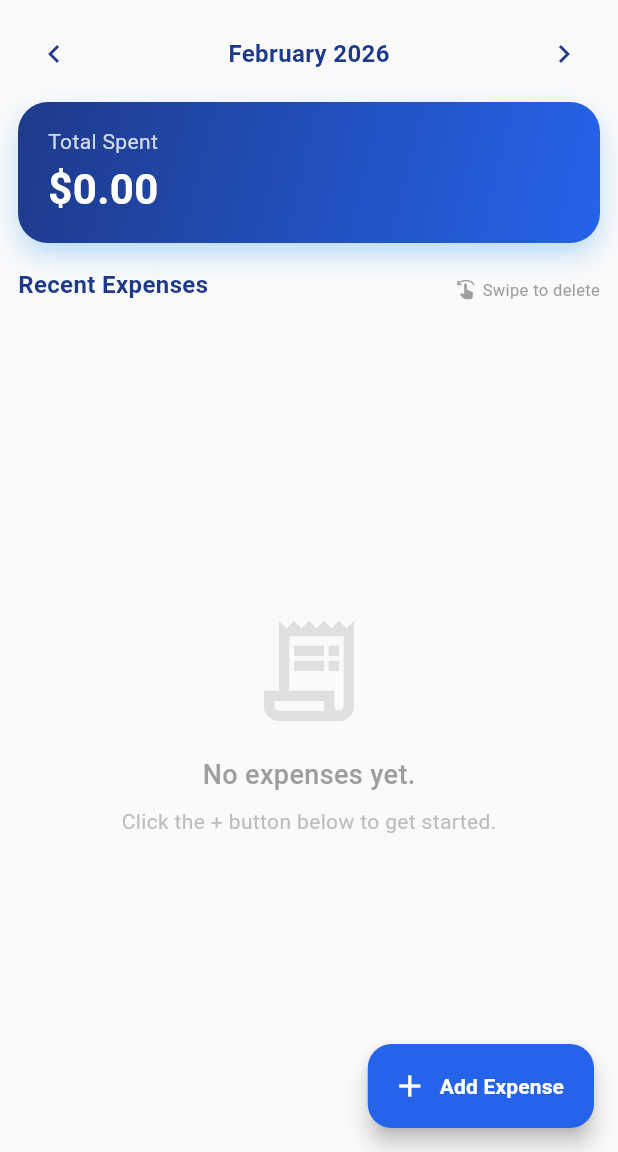
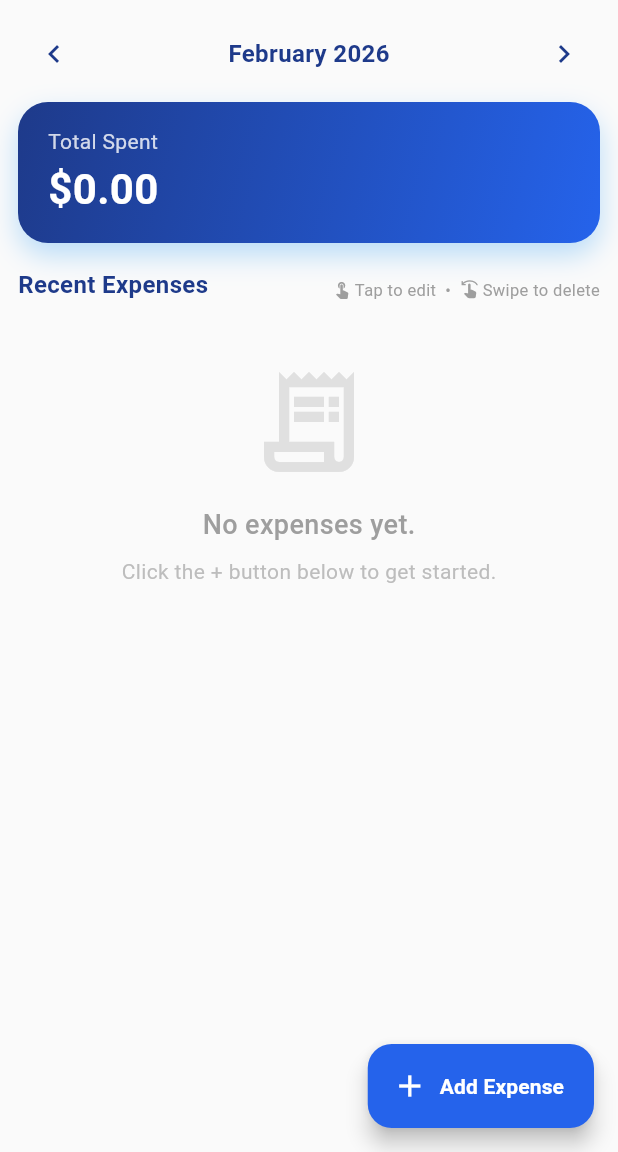
Before and after one commit to Amez-Khan/smart-expense-manager, a Flutter app: the screen it shows once a user with an empty profile is signed in, on a phone screen of 412 x 824 dp, the part 84-1236 px from its top. Run offline on Flutter 3.47's test engine with Material 3 defaults, Android fonts, the phone set to English and light mode, and no system bars; our stand-ins replace cloud_firestore, firebase_auth, firebase_core; accounts and stored records are empty.

Commit message:
feat: add edit expense, update UX hints, and fix landscape overflow

```diff
--- a/lib/features/auth/presentation/pages/dashboard_page.dart
+++ b/lib/features/auth/presentation/pages/dashboard_page.dart
@@ -161,7 +161,7 @@ class _DashboardPageState extends State<DashboardPage> {
             ..sort((a, b) => b.value.compareTo(a.value));
           // --------------------------------------------
 
-          return Padding(
+          return SingleChildScrollView(
             // Reduced outer padding slightly from 16 to 12 to give more horizontal room
             padding: const EdgeInsets.all(12.0),
             child: Column(
@@ -325,64 +325,44 @@ class _DashboardPageState extends State<DashboardPage> {
                   children: [
                     const Text(
                       "Recent Expenses",
-                      style: TextStyle(
-                        fontSize: 16,
-                        fontWeight: FontWeight.bold,
-                        color: Color(0xFF1E3A8A),
-                      ), // Slightly smaller font
+                      style: TextStyle(fontSize: 16, fontWeight: FontWeight.bold, color: Color(0xFF1E3A8A)),
                     ),
+
+                    // ARCHITECT FIX: Both icons side-by-side with their respective text!
                     Row(
                       children: [
-                        Icon(
-                          Icons.swipe_left,
-                          size: 14,
-                          color: Colors.grey[500],
-                        ),
-                        const SizedBox(width: 4),
-                        Text(
-                          "Swipe to delete",
-                          style: TextStyle(
-                            fontSize: 11,
-                            color: Colors.grey[500],
-                          ),
-                        ),
+                        Icon(Icons.touch_app, size: 13, color: Colors.grey[500]),
+                        const SizedBox(width: 2),
+                        Text("Tap to edit  •  ", style: TextStyle(fontSize: 11, color: Colors.grey[500])),
+
+                        Icon(Icons.swipe_left, size: 13, color: Colors.grey[500]),
+                        const SizedBox(width: 2),
+                        Text("Swipe to delete", style: TextStyle(fontSize: 11, color: Colors.grey[500])),
                       ],
                     ),
+
                   ],
                 ),
                 const SizedBox(height: 8), // Tighter gap
                 // --- EXPENSE LIST ---
-                // The Expanded widget will now have MUCH more room to stretch out!
-                Expanded(
-                  // ... Keep your existing expenses.isEmpty check and ListView.builder exactly the same here ...
-                  child: expenses.isEmpty
+                // ARCHITECT FIX: Removed 'Expanded' and added shrinkWrap so it works inside SingleChildScrollView
+                expenses.isEmpty
                     ? Center(
                   child: Column(
                     mainAxisAlignment: MainAxisAlignment.center,
                     children: [
-                              Icon(
-                                Icons.receipt_long_outlined,
-                                size: 80,
-                                color: Colors.grey[300],
-                              ),
+                      const SizedBox(height: 32), // Extra padding since Expanded is gone
+                      Icon(Icons.receipt_long_outlined, size: 80, color: Colors.grey[300]),
                       const SizedBox(height: 16),
-                              Text(
-                                "No expenses yet.",
-                                style: TextStyle(
-                                  fontSize: 18,
-                                  color: Colors.grey[500],
-                                  fontWeight: FontWeight.w500,
-                                ),
-                              ),
+                      Text("No expenses yet.", style: TextStyle(fontSize: 18, color: Colors.grey[500], fontWeight: FontWeight.w500)),
                       const SizedBox(height: 8),
-                              Text(
-                                "Click the + button below to get started.",
-                                style: TextStyle(color: Colors.grey[400]),
-                              ),
+                      Text("Click the + button below to get started.", style: TextStyle(color: Colors.grey[400])),
                     ],
                   ),
                 )
-                      : ListView.builder(
+                    :ListView.builder(
+                  shrinkWrap: true, // MUST HAVE THIS inside SingleChildScrollView
+                  physics: const NeverScrollableScrollPhysics(), // Disables inner scrolling so the whole page scrolls together
                   itemCount: expenses.length,
                   itemBuilder: (context, index) {
                     final expense = expenses[index];
@@ -465,6 +445,19 @@ class _DashboardPageState extends State<DashboardPage> {
                                 side: BorderSide(color: Colors.grey.shade200),
                               ),
                               child: ListTile(
+                                // --- NEW: Tap to Edit ---
+                                onTap: () {
+                                  showModalBottomSheet(
+                                    context: context,
+                                    isScrollControlled: true,
+                                    backgroundColor: Colors.white,
+                                    shape: const RoundedRectangleBorder(
+                                      borderRadius: BorderRadius.vertical(top: Radius.circular(25.0)),
+                                    ),
+                                    // Pass the clicked expense into the sheet!
+                                    builder: (context) => AddExpenseBottomSheet(existingExpense: expense),
+                                  );
+                                },
                                 contentPadding: const EdgeInsets.symmetric(
                                   horizontal: 16,
                                   vertical: 4,
@@ -508,7 +501,6 @@ class _DashboardPageState extends State<DashboardPage> {
                           );
                         },
                       ),
-                ),
               ],
             ),
           );
```
Also changed, not shown: lib/features/auth/presentation/widget/add_expense_bottom_sheet.dart (+39 -10 lines), lib/features/dashboard/services/expense_service.dart (+27 -6 lines). Lines whose indentation alone changed are shown as unchanged.
